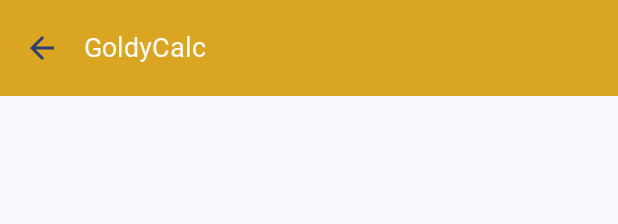
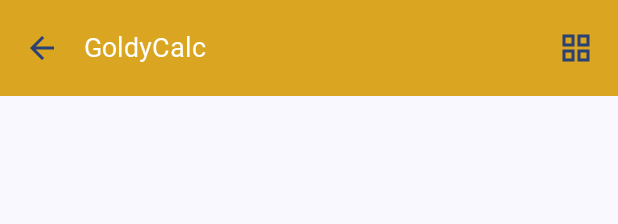
Before and after one commit to Toony15/fathoni_goldycalc, an Android app built with Jetpack Compose: the @Preview function NotePreview, on a phone screen of 412 x 824 dp. Shown: the top 224 px of the screen. Run offline under Robolectric (Android 15) with nearby library versions, the phone set to English and light mode, and no system bars; our stand-ins replace Room's generated code; Roboto replaces fonts that are not available here.

Commit message:
GoldyCalc Membuat toggle menu list

```diff
--- a/app/src/main/java/com/toni/goldycalc/ui/screen/MainScreen.kt
+++ b/app/src/main/java/com/toni/goldycalc/ui/screen/MainScreen.kt
@@ -61,6 +61,7 @@ import com.toni.goldycalc.util.ViewModelFactory
 @OptIn(ExperimentalMaterial3Api::class)
 @Composable
 fun MainScreen(navController: NavHostController) {
+
     Scaffold(
         topBar = {
             TopAppBar(
--- a/app/src/main/java/com/toni/goldycalc/ui/screen/NoteScreen.kt
+++ b/app/src/main/java/com/toni/goldycalc/ui/screen/NoteScreen.kt
@@ -14,6 +14,7 @@ import androidx.compose.foundation.lazy.items
 import androidx.compose.material.icons.Icons
 import androidx.compose.material.icons.automirrored.filled.ArrowBack
 import androidx.compose.material.icons.filled.Add
+import androidx.compose.material.icons.filled.ArrowBack
 import androidx.compose.material3.ExperimentalMaterial3Api
 import androidx.compose.material3.FloatingActionButton
 import androidx.compose.material3.HorizontalDivider
@@ -27,10 +28,14 @@ import androidx.compose.material3.TopAppBarDefaults
 import androidx.compose.runtime.Composable
 import androidx.compose.runtime.collectAsState
 import androidx.compose.runtime.getValue
+import androidx.compose.runtime.mutableStateOf
+import androidx.compose.runtime.remember
+import androidx.compose.runtime.setValue
 import androidx.compose.ui.Alignment
 import androidx.compose.ui.Modifier
 import androidx.compose.ui.graphics.Color
 import androidx.compose.ui.platform.LocalContext
+import androidx.compose.ui.res.painterResource
 import androidx.compose.ui.res.stringResource
 import androidx.compose.ui.text.font.FontWeight
 import androidx.compose.ui.text.style.TextOverflow
@@ -48,6 +53,7 @@ import com.toni.goldycalc.util.ViewModelFactory
 @OptIn(ExperimentalMaterial3Api::class)
 @Composable
 fun NoteScreen(navController: NavHostController) {
+    var showList by remember { mutableStateOf(true) }
 
 
     Scaffold(
@@ -66,13 +72,29 @@ fun NoteScreen(navController: NavHostController) {
                 navigationIcon = {
                     IconButton(onClick = { navController.popBackStack() }) {
                         Icon(
-                            imageVector = Icons.AutoMirrored.Filled.ArrowBack,
-                            contentDescription = stringResource(R.string.kembali),
+                            imageVector = Icons.Default.ArrowBack,
+                            contentDescription = stringResource(id = R.string.kembali),
+                            tint = MaterialTheme.colorScheme.primary
+                        )
+                    }
+                },
+                actions = {
+                    IconButton(onClick = { showList = !showList }) {
+                        Icon(
+                            painter = painterResource(
+                                if (showList) R.drawable.baseline_grid_view_24
+                                else R.drawable.baseline_view_list_24
+                            ),
+                            contentDescription = stringResource(
+                                if (showList) R.string.grid else R.string.list
+                            ),
                             tint = MaterialTheme.colorScheme.primary
                         )
                     }
                 }
             )
+
+
         },
         floatingActionButton = {
             FloatingActionButton(onClick = {
@@ -91,6 +113,7 @@ fun NoteScreen(navController: NavHostController) {
 }
 
 
+@OptIn(ExperimentalMaterial3Api::class)
 
 @SuppressLint("StringFormatInvalid")
 @Composable
@@ -100,6 +123,7 @@ fun NoteContent(modifier: Modifier, navController: NavHostController) {
     val viewModel: MainViewModel = viewModel(factory = factory)
 
     val data by viewModel.data.collectAsState()
+
 
     if (data.isEmpty()) {
         Column(
--- /dev/null
+++ b/app/src/main/res/drawable/baseline_grid_view_24.xml
@@ -0,0 +1,5 @@
+<vector xmlns:android="http://schemas.android.com/apk/res/android" android:height="24dp" android:tint="#000000" android:viewportHeight="24" android:viewportWidth="24" android:width="24dp">
+
+    <path android:fillColor="@android:color/white" android:fillType="evenOdd" android:pathData="M3,3v8h8L11,3L3,3zM9,9L5,9L5,5h4v4zM3,13v8h8v-8L3,13zM9,19L5,19v-4h4v4zM13,3v8h8L21,3h-8zM19,9h-4L15,5h4v4zM13,13v8h8v-8h-8zM19,19h-4v-4h4v4z"/>
+
+</vector>
--- /dev/null
+++ b/app/src/main/res/drawable/baseline_view_list_24.xml
@@ -0,0 +1,5 @@
+<vector xmlns:android="http://schemas.android.com/apk/res/android" android:autoMirrored="true" android:height="24dp" android:tint="#000000" android:viewportHeight="24" android:viewportWidth="24" android:width="24dp">
+
+    <path android:fillColor="@android:color/white" android:pathData="M3,14h4v-4H3V14zM3,19h4v-4H3V19zM3,9h4V5H3V9zM8,14h13v-4H8V14zM8,19h13v-4H8V19zM8,5v4h13V5H8z"/>
+
+</vector>
--- a/app/src/main/res/values/strings.xml
+++ b/app/src/main/res/values/strings.xml
@@ -16,4 +16,6 @@
     <string name="pesan_hapus">Hapus catatan</string>
     <string name="tombol_hapus">Hapus </string>
     <string name="tombol_batal">Batal</string>
+    <string name="list">Tampilkan List</string>
+    <string name="grid">Tampilkan Grid</string>
 </resources>
```
